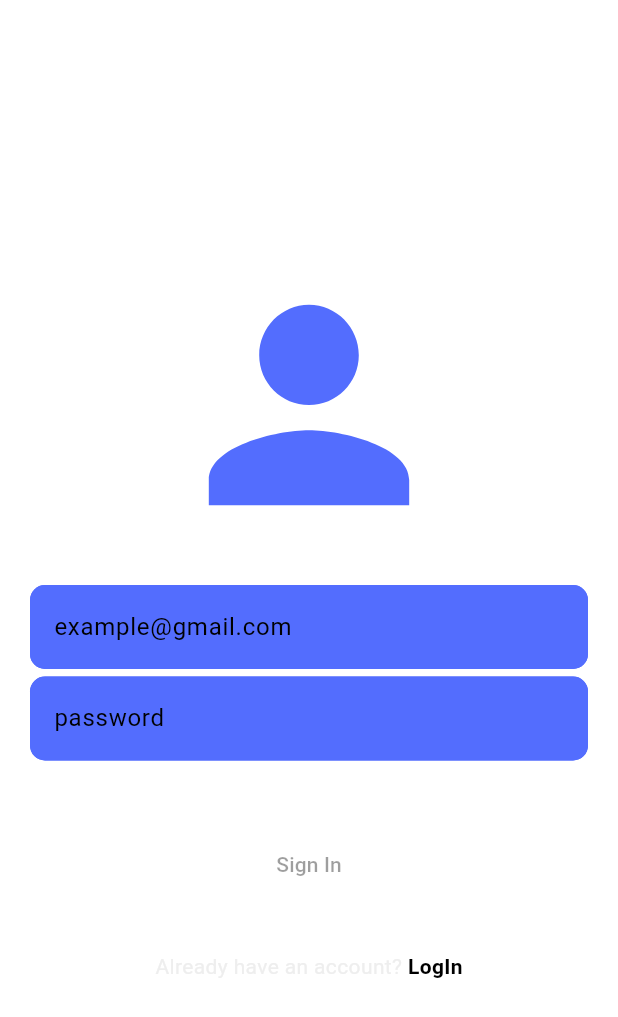
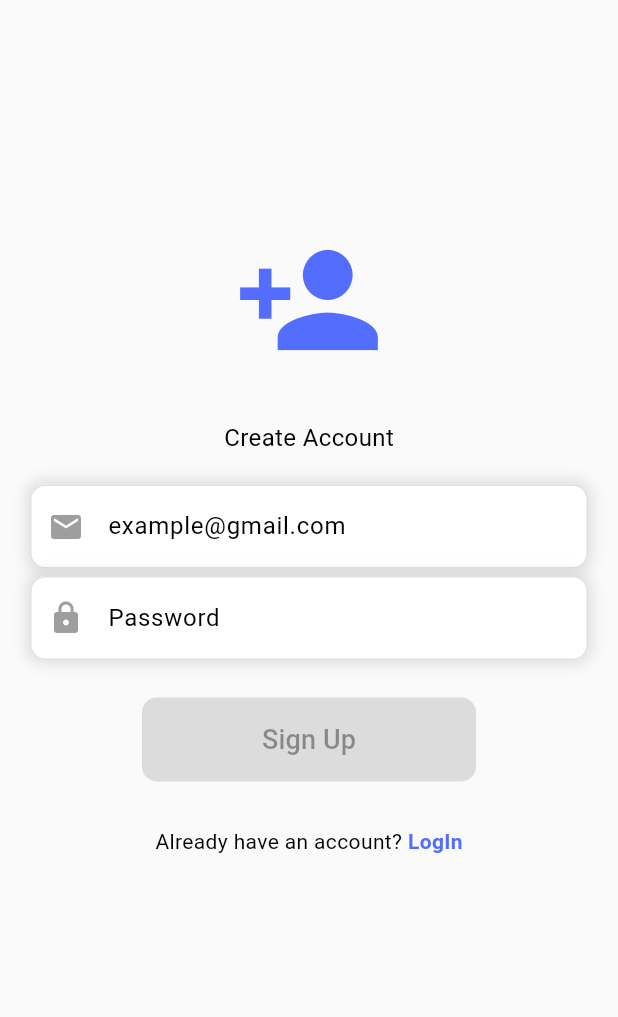
Before and after one commit to mahum98/messenger_app, a Flutter app: the screen it shows after launch, on a phone screen of 412 x 824 dp. Shown: the top 1017 px of the screen. Run offline on Flutter 3.47's test engine with Material 3 defaults, Android fonts, the phone set to English and light mode, and no system bars; our stand-ins replace cloud_firestore, firebase_auth, firebase_core; accounts and stored records are empty.

Commit message:
Update signup_page.dart

```diff
--- a/lib/pages/auth/signup_page.dart
+++ b/lib/pages/auth/signup_page.dart
@@ -26,19 +26,40 @@ class SignupPageState extends State<SignupPage> {
   @override
   Widget build(BuildContext context) {
     return Scaffold(
-      backgroundColor: Theme.of(context).colorScheme.surface,
+      backgroundColor: Theme.of(context).colorScheme.background,
       body: SafeArea(
+      child: SingleChildScrollView(
           child: Padding(
-        padding: const EdgeInsets.symmetric(horizontal: 20),
+        padding: const EdgeInsets.symmetric(horizontal: 20, vertical:150),
         child: Column(
           mainAxisAlignment: MainAxisAlignment.center,
           children: [
-            Icon(Icons.person, size: 200),
+            Icon(Icons.person_add, size: 100,
+              color: Theme.of(context).colorScheme.primary,),
+            SizedBox(height: 30),
+
+            Text(
+            "Create Account",
+            style: TextStyle(
+            fontSize: 16,
+
+            color: Theme.of(context).colorScheme.onBackground,
+            ),
+            ),
             SizedBox(height: 20),
+
+            //email input
             Container(
               decoration: BoxDecoration(
                   borderRadius: BorderRadius.circular(10),
-                  color: Theme.of(context).colorScheme.primary),
+                  boxShadow: [
+                    BoxShadow(
+                      color: Colors.black12,
+                      blurRadius: 8,
+                      spreadRadius: 2,
+                    ),
+                  ],
+              ),
               child: TextField(
                 onTapOutside: (event) {
                   FocusScope.of(context).unfocus();
@@ -46,42 +67,68 @@ class SignupPageState extends State<SignupPage> {
                 controller: emailController,
                 decoration: InputDecoration(
                     hintText: "example@gmail.com",
+                    prefixIcon: Icon(Icons.email, color: Colors.grey),
+                    filled: true,
+                    fillColor: Theme.of(context).colorScheme.surface,
                     enabledBorder: OutlineInputBorder(
+                    borderRadius: BorderRadius.all(Radius.circular(10)),
+                    borderSide: BorderSide(color: Colors.grey[300]!),
+                    ),
+                    focusedBorder: OutlineInputBorder(
+                    borderRadius: BorderRadius.all(Radius.circular(10)),
                     borderSide: BorderSide(
                     color: Theme.of(context).colorScheme.primary),
-                        borderRadius: BorderRadius.all(Radius.circular(10))),
-                    focusedBorder: OutlineInputBorder(
-                        borderSide: BorderSide(
-                            color: Theme.of(context).colorScheme.primary),
-                        borderRadius: BorderRadius.all(Radius.circular(10)))),
+                    ),
+                ),
               ),
             ),
             SizedBox(height: 5),
+
+            //password
             Container(
               decoration: BoxDecoration(
                   borderRadius: BorderRadius.circular(10),
-                  color: Theme.of(context).colorScheme.primary),
-              child: TextField(
+                boxShadow: [
+                  BoxShadow(
+                    color: Colors.black12,
+                    blurRadius: 8,
+                    spreadRadius: 2,
+                  ),
+                ],
+
+              ),child: TextField(
                 onTapOutside: (event) {
                   FocusScope.of(context).unfocus();
                 },
                 controller: pswdController,
+    obscureText: true,
                 decoration: InputDecoration(
-                    hintText: "password",
+    hintText: "Password",
+    prefixIcon: Icon(Icons.lock, color: Colors.grey),
+    filled: true,
+    fillColor: Theme.of(context).colorScheme.surface,
     enabledBorder: OutlineInputBorder(
+    borderRadius: BorderRadius.all(Radius.circular(10)),
+    borderSide: BorderSide(color: Colors.grey[300]!),
+    ),
+    focusedBorder: OutlineInputBorder(
+    borderRadius: BorderRadius.all(Radius.circular(10)),
     borderSide: BorderSide(
     color: Theme.of(context).colorScheme.primary),
-                        borderRadius: BorderRadius.all(Radius.circular(10))),
-                    focusedBorder: OutlineInputBorder(
-                        borderSide: BorderSide(
-                            color: Theme.of(context).colorScheme.primary),
-                        borderRadius: BorderRadius.all(Radius.circular(10)))),
+    ),
+    ),
     ),
     ),
             SizedBox(height: 10),
-            Text("$errorMessage", style: TextStyle(color: Colors.red[700])),
-            SizedBox(height: 10),
-            TextButton(
+    // Error Message Display
+    if (errorMessage != null && errorMessage!.isNotEmpty)
+    Text(
+    "$errorMessage",
+    style: TextStyle(color: Colors.red, fontSize: 14),
+    ),
+    SizedBox(height: 15),
+    //signup button
+    ElevatedButton(
     onPressed: (emailController.text.isNotEmpty &&
     pswdController.text.isNotEmpty)
     ? () async {
@@ -89,14 +136,14 @@ class SignupPageState extends State<SignupPage> {
     try {
     await auth.createUser(
     email: emailController.text,
-                              password: pswdController.text);
-                          //extra functionality (add user email to UserCollection)
+    password: pswdController.text,
+    );
+    // Extra functionality (add user email to UserCollection)
     UsersCollection usersCollection = UsersCollection();
     String userName = emailController.text;
     int index = userName.indexOf("@");
     userName = userName.substring(0, index);
     usersCollection.addUserEmail(userEmail: userName);
-                          //end of extra functionality
     } on FirebaseAuthException catch (e) {
     setState(() {
     errorMessage = e.message;
@@ -104,37 +151,37 @@ class SignupPageState extends State<SignupPage> {
     }
     }
         : null,
-                style: ButtonStyle(
-                    shape: WidgetStatePropertyAll(RoundedRectangleBorder(
-                        borderRadius: BorderRadius.circular(10)))),
-                child: Padding(
-                  padding: const EdgeInsets.symmetric(vertical: 10),
-                  child: Row(
-                    mainAxisAlignment: MainAxisAlignment.center,
-                    children: [
-                      Text("Sign In"),
-                    ],
+    style: ElevatedButton.styleFrom(
+    backgroundColor: Theme.of(context).colorScheme.primary,
+    padding: EdgeInsets.symmetric(vertical: 15, horizontal: 80),
+    shape: RoundedRectangleBorder(
+    borderRadius: BorderRadius.circular(10),
     ),
-                )),
+    ),child: Text(
+    "Sign Up",
+    style: TextStyle(fontSize: 18),
+    ),
+    ),
             SizedBox(height: 30),
             Row(
               mainAxisAlignment: MainAxisAlignment.center,
               children: [
                 Text("Already have an account? ",
                     style: TextStyle(
-                        color: Theme.of(context).colorScheme.secondary)),
+                        color: Theme.of(context).colorScheme.onBackground)),
                 GestureDetector(
                     onTap: () {
                       flag = true;
                       refreshParent();
                     },
                     child: Text("LogIn",
-                        style: TextStyle(fontWeight: FontWeight.bold)))
+                        style: TextStyle(fontWeight: FontWeight.bold,
+                        color: Theme.of(context).colorScheme.primary)))
               ],
             )
           ],
         ),
       )),
-    );
+    ));
   }
 }
```
Lines whose indentation alone changed are shown as unchanged.
